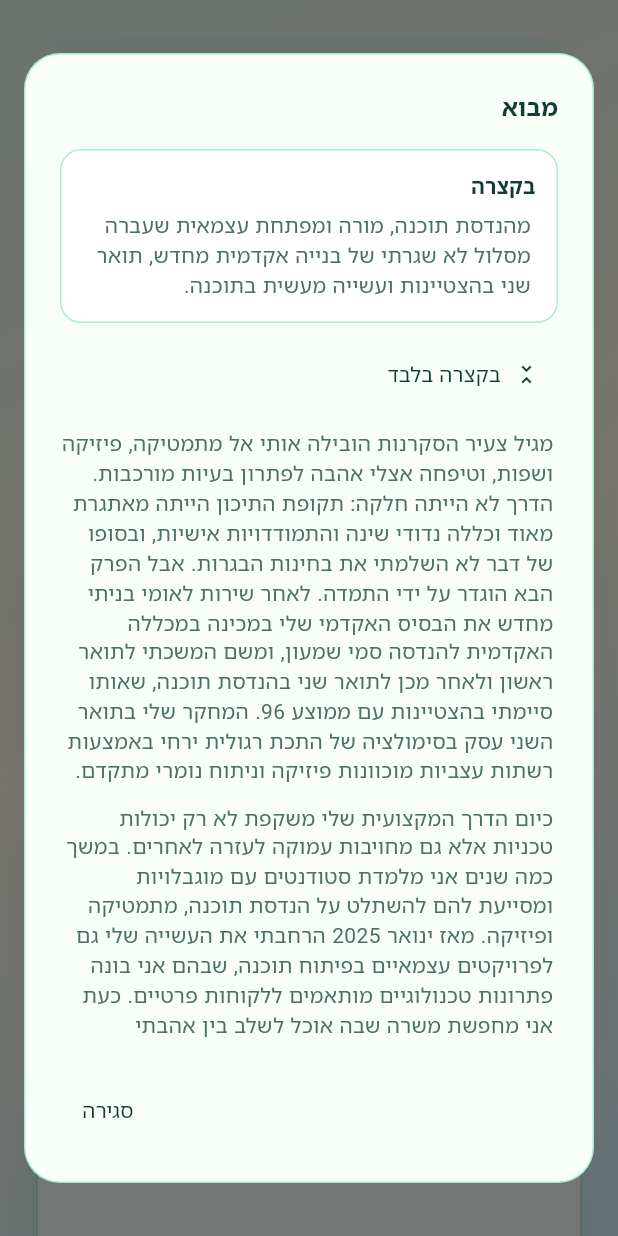
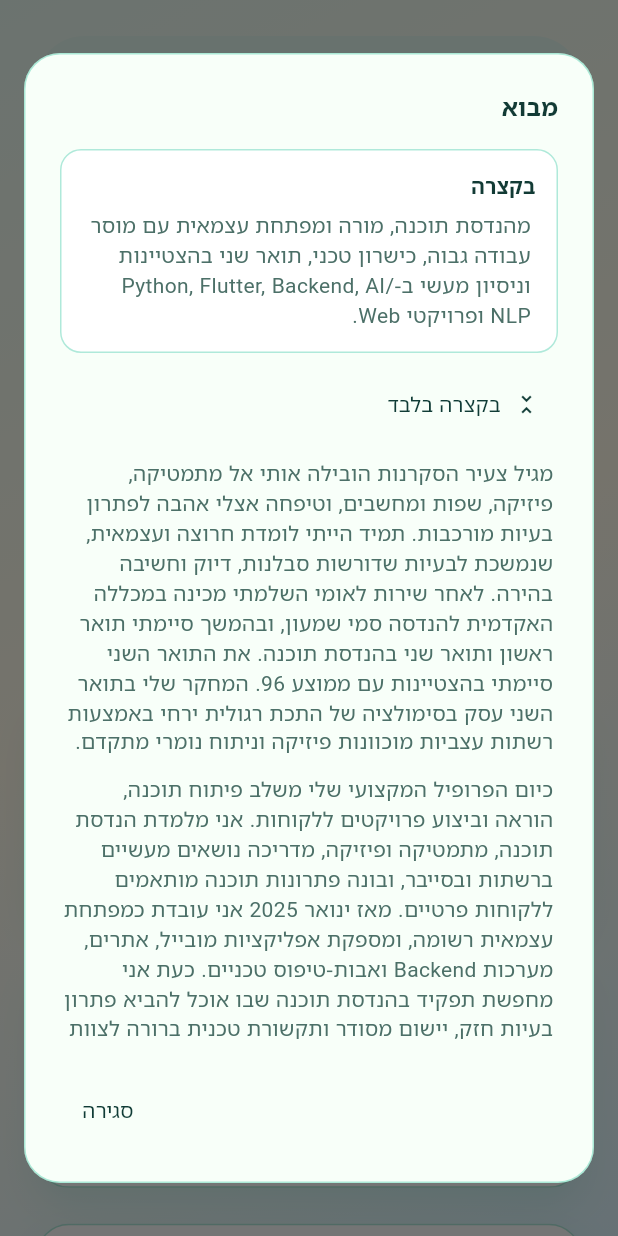
Before and after one commit to lubacareer/portfolio, a Flutter app: the screen it shows after launch, after a tap on "עברית", after a tap on "מבוא", on a phone screen of 412 x 824 dp. Run offline on Flutter 3.47's test engine with Material 3 defaults, Android fonts, the phone set to English and light mode, and no system bars; network calls fail; Roboto replaces fonts that are missing (PlaypenSansThai).

Commit message:
Update recruiter portfolio docs

```diff
--- a/lib/main.dart
+++ b/lib/main.dart
@@ -231,6 +231,20 @@ class PortfolioHome extends StatelessWidget {
       ),
       CvTile(language: language),
       CoverLetterTile(language: language),
+      HoverTile(
+        title: _localized(
+          language,
+          english: "Master's Diploma",
+          hebrew: 'תעודת תואר שני',
+        ),
+        subtitle: _localized(
+          language,
+          english: 'M.Sc. certificate',
+          hebrew: 'אישור תואר M.Sc.',
+        ),
+        onTap: () => openPublic('/docs/masters_public.pdf'),
+        icon: Icons.workspace_premium_outlined,
+      ),
     ];
 
     return Scaffold(
@@ -291,6 +305,39 @@ class PortfolioHome extends StatelessWidget {
                         fontWeight: FontWeight.w700,
                       ),
                     ),
+                    const SizedBox(height: 8),
+                    Text(
+                      _localized(
+                        language,
+                        english:
+                            'Software Engineer | Python | TypeScript | Flutter | Backend | AI/NLP',
+                        hebrew:
+                            'מהנדסת תוכנה | Python | TypeScript | Flutter | Backend | AI/NLP',
+                      ),
+                      textAlign: TextAlign.center,
+                      style: Theme.of(context).textTheme.titleMedium?.copyWith(
+                        color: AppPalette.text,
+                        fontWeight: FontWeight.w700,
+                      ),
+                    ),
+                    const SizedBox(height: 6),
+                    ConstrainedBox(
+                      constraints: const BoxConstraints(maxWidth: 720),
+                      child: Text(
+                        _localized(
+                          language,
+                          english:
+                              'M.Sc. Software Engineering graduate building practical apps, backend systems, AI/NLP tools, and polished client projects.',
+                          hebrew:
+                              'בוגרת תואר שני בהנדסת תוכנה שבונה אפליקציות, מערכות Backend, כלי AI/NLP ופרויקטים מלוטשים ללקוחות.',
+                        ),
+                        textAlign: TextAlign.center,
+                        style: Theme.of(context).textTheme.bodyMedium?.copyWith(
+                          color: AppPalette.mutedText,
+                          height: 1.35,
+                        ),
+                      ),
+                    ),
                     const SizedBox(height: 12),
                     _LanguageSelector(
                       language: language,
@@ -420,22 +467,22 @@ const _introSection = PortfolioSection(
   icon: Icons.info_outline,
   summary: LocalizedString(
     english:
-        'Resilient software engineer, educator, and freelancer with a non-linear path through academic recovery, cum laude graduate studies, and applied software work.',
+        'Hard-working and technically talented software engineer, educator, and freelancer with cum laude graduate studies and practical delivery across Python, Flutter, backend, AI/NLP, and web projects.',
     hebrew:
-        'מהנדסת תוכנה, מורה ומפתחת עצמאית שעברה מסלול לא שגרתי של בנייה אקדמית מחדש, תואר שני בהצטיינות ועשייה מעשית בתוכנה.',
+        'מהנדסת תוכנה, מורה ומפתחת עצמאית עם מוסר עבודה גבוה, כישרון טכני, תואר שני בהצטיינות וניסיון מעשי ב-Python, Flutter, Backend, AI/NLP ופרויקטי Web.',
   ),
   paragraphs: [
     LocalizedString(
       english:
-          '''From a young age, curiosity guided me toward math, physics, and languages, nurturing an early passion for solving complex puzzles. However, my journey was far from smooth; high school was particularly challenging, marked by insomnia and personal struggles, ultimately preventing me from completing my matriculation exams (Bagrut). But resilience defined the next chapter of my story: after serving in Sherut Leumi, I rebuilt my academic foundation through a preparatory program at Sami Shamoon College of Engineering, paving the way for a Bachelor's and subsequently a Master's degree in Software Engineering, which I completed cum laude with a GPA of 96. My master's research was particularly fascinating: simulating lunar regolith melting using physics-informed neural networks and advanced numerical analysis.''',
-      hebrew:
-          '''מגיל צעיר הסקרנות הובילה אותי אל מתמטיקה, פיזיקה ושפות, וטיפחה אצלי אהבה לפתרון בעיות מורכבות. הדרך לא הייתה חלקה: תקופת התיכון הייתה מאתגרת מאוד וכללה נדודי שינה והתמודדויות אישיות, ובסופו של דבר לא השלמתי את בחינות הבגרות. אבל הפרק הבא הוגדר על ידי התמדה. לאחר שירות לאומי בניתי מחדש את הבסיס האקדמי שלי במכינה במכללה האקדמית להנדסה סמי שמעון, ומשם המשכתי לתואר ראשון ולאחר מכן לתואר שני בהנדסת תוכנה, שאותו סיימתי בהצטיינות עם ממוצע 96. המחקר שלי בתואר השני עסק בסימולציה של התכת רגולית ירחי באמצעות רשתות עצביות מוכוונות פיזיקה וניתוח נומרי מתקדם.''',
-    ),
-    LocalizedString(
-      english:
-          '''Today, my professional journey reflects not only my technical expertise but also a profound commitment to giving back. For several years, I've dedicated myself to tutoring students with disabilities, helping them master software engineering, mathematics, and physics. Since January 2025, I've expanded my impact by taking on freelance software development projects, building tailored technological solutions for private clients. Now, in these challenging times, I'm eagerly looking for a position where I can blend my passion for technology, teaching, and problem-solving to contribute meaningfully to an innovative team.''',
-      hebrew:
-          '''כיום הדרך המקצועית שלי משקפת לא רק יכולות טכניות אלא גם מחויבות עמוקה לעזרה לאחרים. במשך כמה שנים אני מלמדת סטודנטים עם מוגבלויות ומסייעת להם להשתלט על הנדסת תוכנה, מתמטיקה ופיזיקה. מאז ינואר 2025 הרחבתי את העשייה שלי גם לפרויקטים עצמאיים בפיתוח תוכנה, שבהם אני בונה פתרונות טכנולוגיים מותאמים ללקוחות פרטיים. כעת אני מחפשת משרה שבה אוכל לשלב בין אהבתי לטכנולוגיה, הוראה ופתרון בעיות, ולתרום באופן משמעותי לצוות חדשני.''',
+          '''From a young age, curiosity guided me toward math, physics, languages, and computers, nurturing an early passion for solving complex puzzles. I have always been a hard-working and self-directed learner, drawn to problems that require patience, precision, and clear thinking. After serving in Sherut Leumi, I completed a preparatory program at Sami Shamoon College of Engineering, then earned both a Bachelor's degree and a Master's degree in Software Engineering, completing the master's cum laude with a GPA of 96. My master's research focused on simulating lunar regolith melting using physics-informed neural networks and advanced numerical analysis.''',
+      hebrew:
+          '''מגיל צעיר הסקרנות הובילה אותי אל מתמטיקה, פיזיקה, שפות ומחשבים, וטיפחה אצלי אהבה לפתרון בעיות מורכבות. תמיד הייתי לומדת חרוצה ועצמאית, שנמשכת לבעיות שדורשות סבלנות, דיוק וחשיבה בהירה. לאחר שירות לאומי השלמתי מכינה במכללה האקדמית להנדסה סמי שמעון, ובהמשך סיימתי תואר ראשון ותואר שני בהנדסת תוכנה. את התואר השני סיימתי בהצטיינות עם ממוצע 96. המחקר שלי בתואר השני עסק בסימולציה של התכת רגולית ירחי באמצעות רשתות עצביות מוכוונות פיזיקה וניתוח נומרי מתקדם.''',
+    ),
+    LocalizedString(
+      english:
+          '''Today, my professional profile combines software development, teaching, and client-focused delivery. I tutor students in software engineering, mathematics, and physics, teach practical networking and cybersecurity concepts, and build tailored software solutions for private clients. Since January 2025, I have worked as a registered freelance developer, delivering mobile apps, websites, backend systems, and technical prototypes. I am now looking for a software engineering role where I can contribute strong problem-solving, disciplined implementation, and clear technical communication to an innovative team.''',
+      hebrew:
+          '''כיום הפרופיל המקצועי שלי משלב פיתוח תוכנה, הוראה וביצוע פרויקטים ללקוחות. אני מלמדת הנדסת תוכנה, מתמטיקה ופיזיקה, מדריכה נושאים מעשיים ברשתות ובסייבר, ובונה פתרונות תוכנה מותאמים ללקוחות פרטיים. מאז ינואר 2025 אני עובדת כמפתחת עצמאית רשומה, ומספקת אפליקציות מובייל, אתרים, מערכות Backend ואבות-טיפוס טכניים. כעת אני מחפשת תפקיד בהנדסת תוכנה שבו אוכל להביא פתרון בעיות חזק, יישום מסודר ותקשורת טכנית ברורה לצוות חדשני.''',
     ),
   ],
 );
@@ -462,9 +509,9 @@ const _educationSection = PortfolioSection(
     ),
     LocalizedString(
       english:
-          '''My initial ventures into the world of programming began with natural language processing (NLP). I vividly recall my excitement and struggles when exploring Python libraries such as the Sumy repository for text summarization. Navigating GitHub repositories for the first time was daunting but incredibly rewarding. This early NLP journey sparked a project close to my heart: developing a browser extension to summarize Hebrew texts. Through this endeavor, I encountered JavaScript: my very first experience with the language. While JavaScript continues to puzzle me occasionally, my proficiency and passion for other languages, especially Python, have always provided a reliable foundation.''',
-      hebrew:
-          '''הכניסה הראשונית שלי לעולם התכנות החלה בעיבוד שפה טבעית. אני זוכרת היטב את ההתרגשות וגם את הקושי כשחקרתי ספריות Python כמו Sumy לסיכום טקסטים. ההתמצאות הראשונה במאגרי GitHub הייתה מאתגרת אך מתגמלת מאוד. המסע הזה ב-NLP הוביל לפרויקט שקרוב ללבי: פיתוח תוסף דפדפן לסיכום טקסטים בעברית. דרך הפרויקט הזה פגשתי לראשונה את JavaScript. אף על פי ש-JavaScript עדיין מצליחה להפתיע אותי מדי פעם, הידע והאהבה שלי לשפות אחרות, במיוחד Python, תמיד סיפקו לי בסיס יציב.''',
+          '''My initial ventures into the world of programming began with natural language processing (NLP). I vividly remember the excitement of exploring Python libraries such as the Sumy repository for text summarization and learning how open-source GitHub projects are structured. This early NLP journey sparked a project close to my heart: developing a browser extension to summarize Hebrew texts. Through this work, I encountered JavaScript for the first time while continuing to build on my strongest foundation: Python, algorithms, and structured problem solving.''',
+      hebrew:
+          '''הכניסה הראשונית שלי לעולם התכנות החלה בעיבוד שפה טבעית. אני זוכרת היטב את ההתרגשות כשחקרתי ספריות Python כמו Sumy לסיכום טקסטים ולמדתי איך בנויים פרויקטי קוד פתוח ב-GitHub. המסע הזה ב-NLP הוביל לפרויקט שקרוב ללבי: פיתוח תוסף דפדפן לסיכום טקסטים בעברית. דרך העבודה הזו פגשתי לראשונה את JavaScript, תוך שאני ממשיכה לבנות על הבסיס החזק ביותר שלי: Python, אלגוריתמים ופתרון בעיות מסודר.''',
     ),
     LocalizedString(
       english:
@@ -474,9 +521,9 @@ const _educationSection = PortfolioSection(
     ),
     LocalizedString(
       english:
-          '''Today, my journey reflects not only technical knowledge but also resilience, creativity, and unwavering commitment to continuous learning and exploration.''',
-      hebrew:
-          '''כיום המסע שלי משקף לא רק ידע טכני, אלא גם חוסן, יצירתיות ומחויבות מתמשכת ללמידה ולחקירה.''',
+          '''Today, my academic path reflects strong technical ability, creativity, disciplined work habits, and a long-term commitment to continuous learning and exploration.''',
+      hebrew:
+          '''כיום הדרך האקדמית שלי משקפת יכולת טכנית חזקה, יצירתיות, הרגלי עבודה מסודרים ומחויבות ארוכת טווח ללמידה ולחקירה.''',
     ),
   ],
 );
```
Also changed, not shown: 4 other files.
